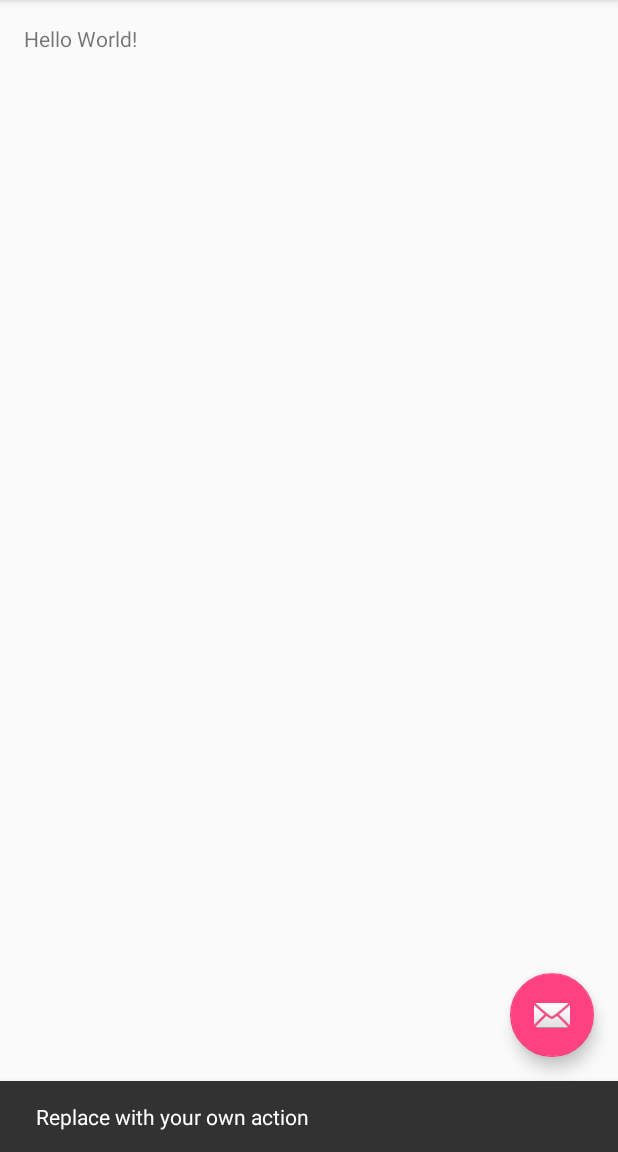
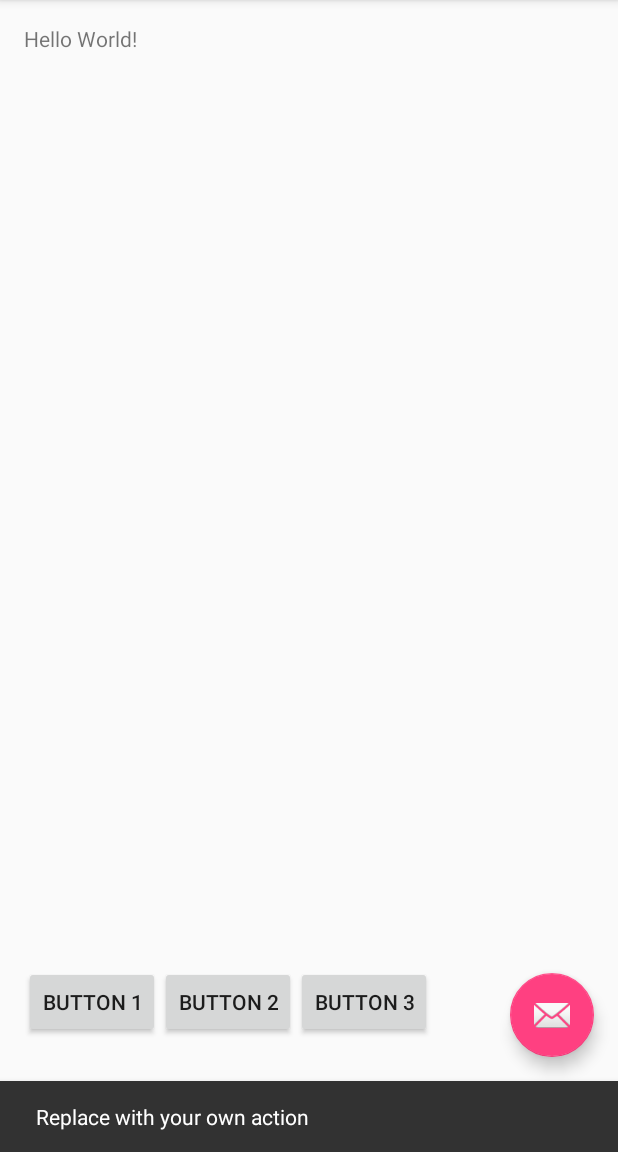
Before and after one commit to DrVegan/DesignSummitAndroid, an Android app: the screen it shows after launch (MainActivity), after a tap on an icon or button, on a phone screen of 412 x 824 dp, the part 84-1236 px from its top. Run offline under Robolectric (Android 15) with nearby library versions, the phone set to English and light mode, and no system bars.

Commit message:
Added some buttons
3 buttons on the bottom of the screen using a linear (horizontal) layout

```diff
--- a/EWBDesignSummit/app/src/main/res/layout/content_main.xml
+++ b/EWBDesignSummit/app/src/main/res/layout/content_main.xml
@@ -16,4 +16,35 @@
         android:layout_width="wrap_content"
         android:layout_height="wrap_content"
         android:text="Hello World!" />
+
+    <LinearLayout
+        android:orientation="horizontal"
+        android:layout_width="match_parent"
+        android:layout_height="match_parent"
+        android:layout_alignParentBottom="true"
+        android:layout_alignParentLeft="true"
+        android:layout_alignParentStart="true"
+        android:layout_marginBottom="60dp">
+
+        <Button
+            android:layout_width="wrap_content"
+            android:layout_height="wrap_content"
+            android:text="Button 1"
+            android:id="@+id/button"
+            android:layout_gravity="bottom" />
+
+        <Button
+            android:layout_width="wrap_content"
+            android:layout_height="wrap_content"
+            android:text="Button 2"
+            android:id="@+id/button2"
+            android:layout_gravity="bottom" />
+
+        <Button
+            android:layout_width="wrap_content"
+            android:layout_height="wrap_content"
+            android:text="Button 3"
+            android:id="@+id/button3"
+            android:layout_gravity="bottom" />
+    </LinearLayout>
 </RelativeLayout>
```
